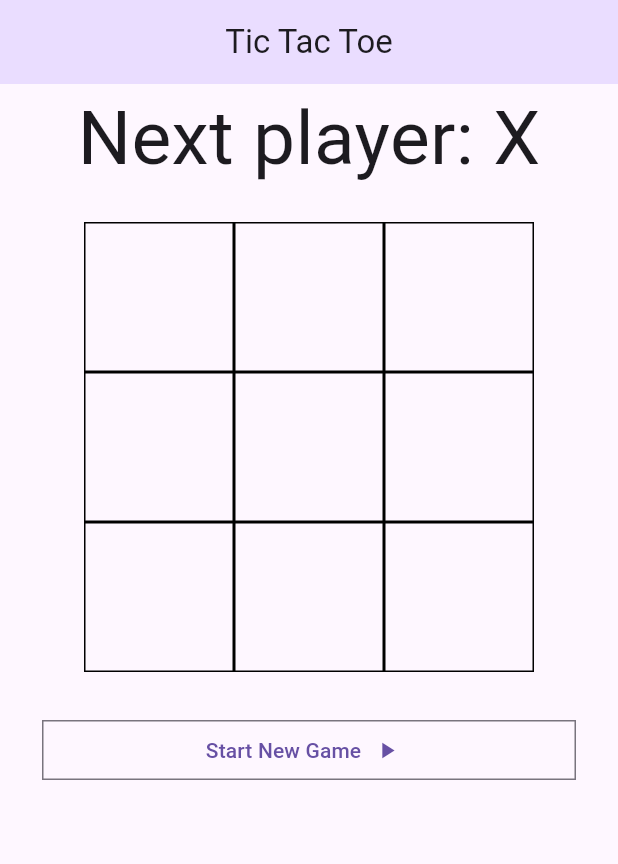
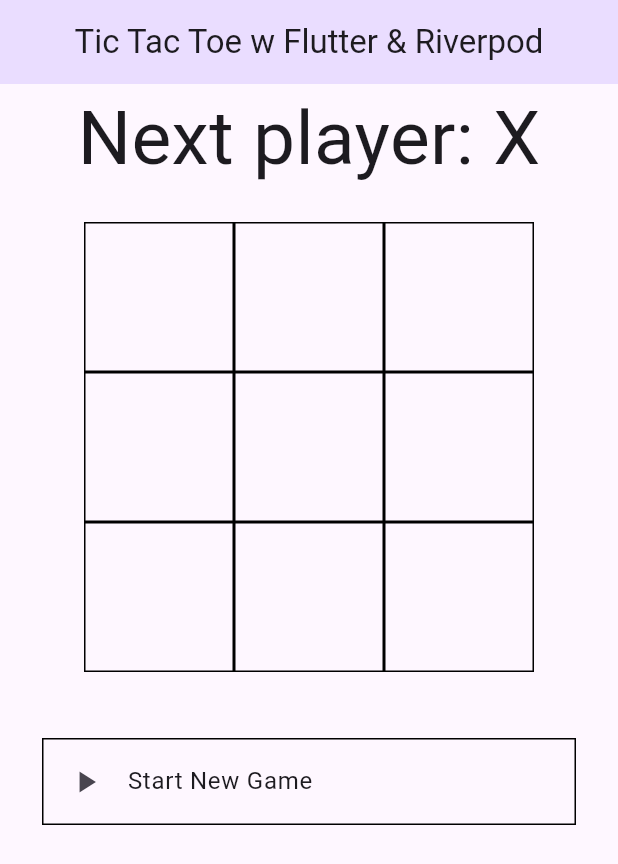
Before and after one commit to 0xharkirat/tictactoe, a Flutter app: the screen it shows after launch, on a phone screen of 412 x 824 dp. Shown: the top 864 px of the screen. Run offline on Flutter 3.47's test engine with Material 3 defaults, Android fonts, the phone set to English and light mode, and no system bars; our stand-ins replace flutter_riverpod.

Commit message:
fix: bugs & improve UI

```diff
--- a/lib/main.dart
+++ b/lib/main.dart
@@ -14,7 +14,7 @@ class MyApp extends StatelessWidget {
   @override
   Widget build(BuildContext context) {
     return const MaterialApp(
-      title: 'Flutter Demo',
+      title: 'Tic Tac Toe',
       debugShowCheckedModeBanner: false,
       home: HomeScreen(),
     );
--- a/lib/src/screens/home_screen.dart
+++ b/lib/src/screens/home_screen.dart
@@ -12,7 +12,7 @@ class HomeScreen extends StatelessWidget {
   Widget build(BuildContext context) {
     return Scaffold(
       appBar: AppBar(
-        title: const Text('Tic Tac Toe'),
+        title: const Text('Tic Tac Toe w Flutter & Riverpod'),
         centerTitle: true,
         backgroundColor: Theme.of(context).colorScheme.primaryContainer,
       ),
@@ -63,6 +63,7 @@ class HomeScreen extends StatelessWidget {
                         BoardWidget(),
                         SizedBox(height: 20),
                         HistoryListWidget(),
+
                       ],
                     ),
                   ),
--- a/lib/src/widgets/history_list_widget.dart
+++ b/lib/src/widgets/history_list_widget.dart
@@ -12,29 +12,33 @@ class HistoryListWidget extends ConsumerWidget {
   Widget build(BuildContext context, WidgetRef ref) {
     return Expanded(
       child: Padding(
-        padding: const EdgeInsets.symmetric(horizontal: 20),
+        padding: const EdgeInsets.symmetric(horizontal: 20, vertical: 16),
         child: ListView.builder(
           itemCount: ref.watch(historyController).length,
           itemBuilder: (context, index) {
             return Padding(
               padding: const EdgeInsets.all(8.0),
-              child: OutlinedButton.icon(
-                icon: Icon(
-                  index == 0 ? Icons.play_arrow : Icons.history,
+              child: Container(
+                decoration: BoxDecoration(
+                  border: Border.all(color: Colors.black),
                 ),
-                style: OutlinedButton.styleFrom(
-                  shape: const RoundedRectangleBorder(
-                    borderRadius: BorderRadius.zero,
+                child: ListTile(
+                  leading: Icon(
+                    index == 0 ? Icons.play_arrow : Icons.history,
                   ),
+                  onTap: () {
+                    ref.read(historyController.notifier).goToStep(index);
+                    ref.read(moveController.notifier).makeMove(index);
+                  },
+                  title: index == 0
+                      ? const Text("Start New Game")
+                      : Text("Go to Step $index"),
+                  trailing: index == 0
+                      ? null
+                      : Icon(
+                          index % 2 == 0 ? Icons.circle_outlined : Icons.close,
+                        ),
                 ),
-                onPressed: () {
-                  ref.read(historyController.notifier).goToStep(index);
-                  ref.read(moveController.notifier).makeMove(index);
-                },
-                iconAlignment: IconAlignment.end,
-                label: index == 0
-                    ? const Text("Start New Game")
-                    : Text("Go to Step $index"),
               ),
             );
           },
--- a/lib/src/widgets/square_widget.dart
+++ b/lib/src/widgets/square_widget.dart
@@ -9,25 +9,27 @@ class SquareWidget extends ConsumerWidget {
   @override
   Widget build(BuildContext context, WidgetRef ref) {
     final currentSquare = ref.watch(historyController).last[id];
-    return GestureDetector(
-      onTap: currentSquare == null &&
+    return TextButton(
+
+      style: TextButton.styleFrom(
+        padding: const EdgeInsets.all(0),
+        minimumSize: const Size(100, 100),
+        shape: const RoundedRectangleBorder(
+          side: BorderSide(color: Colors.black),
+          borderRadius: BorderRadius.all(
+            Radius.circular(0),
+          ),
+        ),
+      ),
+      onPressed: currentSquare == null &&
               ref.read(historyController.notifier).checkWinner() == null
           ? () {
               ref.read(historyController.notifier).makeMove(id);
               ref.read(moveController.notifier).increment();
             }
           : null,
-
-      child: Container(
-        width: 100,
-        height: 100,
-        decoration: BoxDecoration(
-          border: Border.all(color: Colors.black, width: 1),
-        ),
-        child: Center(
-            child: Text(currentSquare ?? "",
-                style: const TextStyle(fontSize: 50))),
-      ),
+      child: Text(currentSquare ?? "",
+          style: const TextStyle(fontSize: 50, color: Colors.black)),
     );
   }
 }
```
